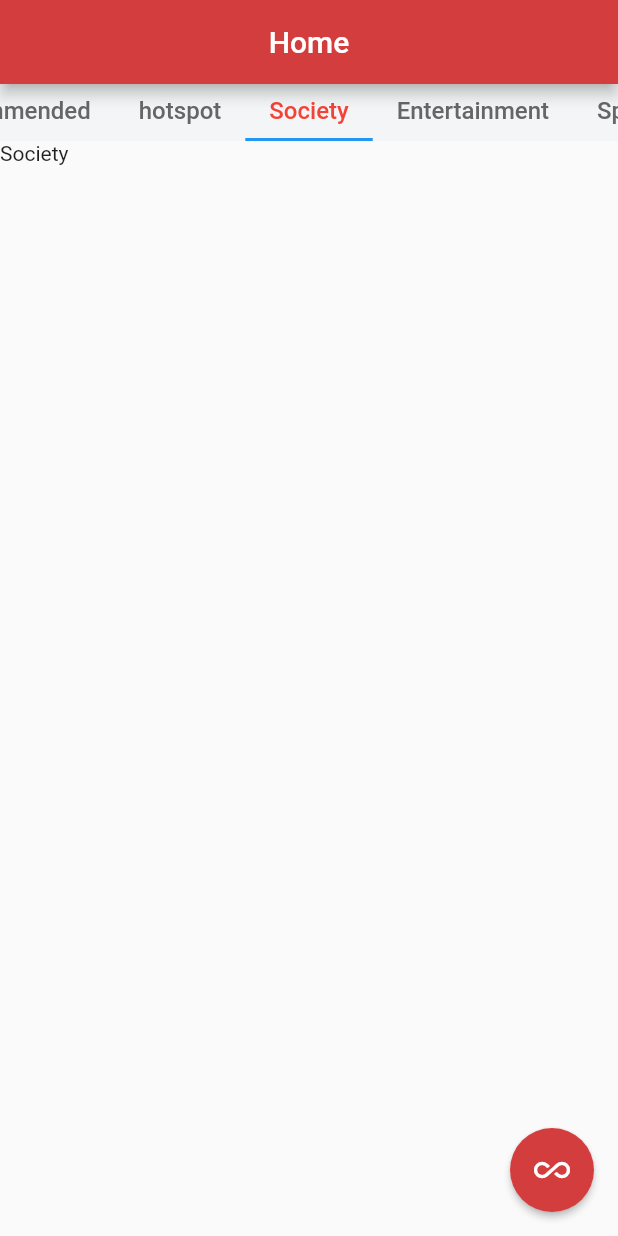
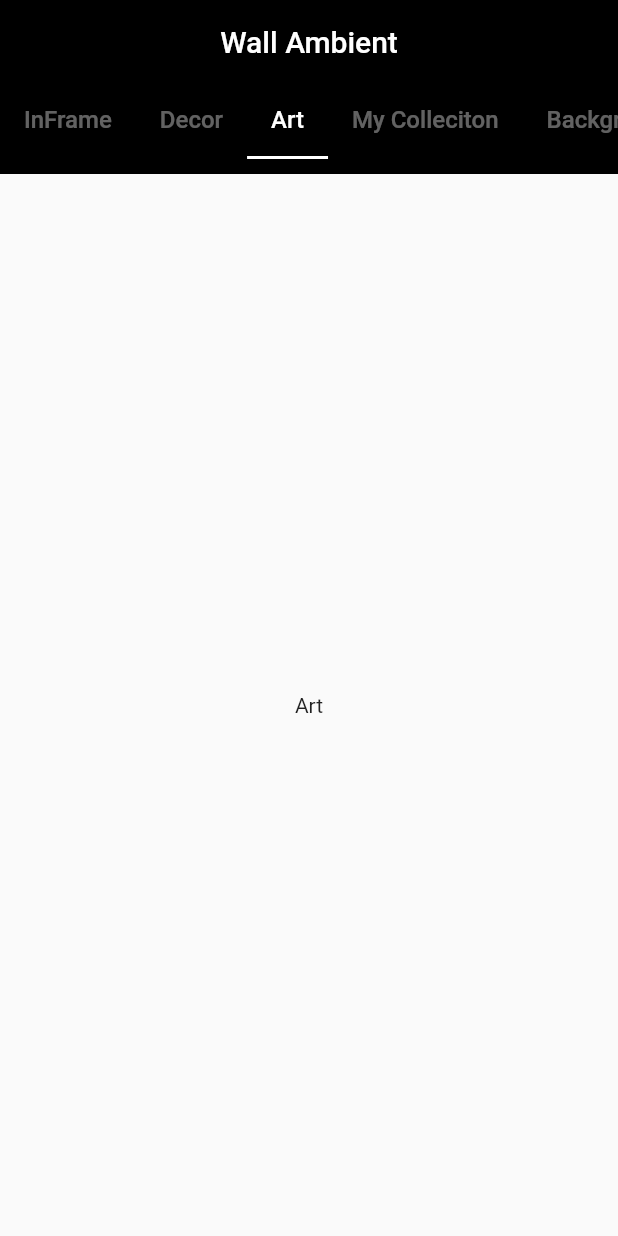
Before and after one commit to younghyunk/kata-flutter, a Flutter app: the screen it shows after launch, tab 3 chosen, on a phone screen of 412 x 824 dp. Run offline on Flutter 3.47's test engine with Material 2 defaults, Android fonts, the phone set to English and light mode, and no system bars.

Commit message:
make look like ambient home

```diff
--- a/tabbar_pageview/lib/main.dart
+++ b/tabbar_pageview/lib/main.dart
@@ -5,7 +5,6 @@ void main() {
 }
 
 class MyApp extends StatelessWidget {
-  // This widget is the root of your application.
   @override
   Widget build(BuildContext context) {
     return MaterialApp(
@@ -23,116 +22,94 @@ class MyHomePage extends StatefulWidget {
   State<StatefulWidget> createState() => HomeState();
 }
 
-class TabTitle {
-  String title;
-  int id;
-
-  TabTitle(this.title, this.id);
+class AmbientCategory {
+  String name;
+  AmbientCategory(this.name);
 }
 
 class HomeState extends State<MyHomePage> with SingleTickerProviderStateMixin {
-  TabController mTabController;
-  PageController mPageController = PageController(initialPage: 0);
-  List<TabTitle> tabList;
-  var currentPage = 0;
-  var isPageCanChanged = true;
+  TabController _tabController;
+  PageController _pageController = PageController(initialPage: 0);
+  List<AmbientCategory> _tabList;
+  var _isPageCanChange = true;
 
   @override
   void initState() {
     super.initState();
     initTabData();
-    mTabController = TabController(
-      length: tabList.length,
+    _tabController = TabController(
+      length: _tabList.length,
       vsync: this,
     );
 
-    mTabController.addListener(() {
-      //TabBar listener
-      if (mTabController.indexIsChanging) {
-        print(mTabController.index);
-        onPageChange(mTabController.index, p: mPageController);
+    _tabController.addListener(() {
+      if (_tabController.indexIsChanging) {
+        print(_tabController.index);
+        onPageChanged(_tabController.index);
       }
     });
   }
 
   initTabData() {
-    tabList = [
-      TabTitle('recommended', 10),
-      TabTitle('hotspot', 0),
-      TabTitle('Society', 1),
-      TabTitle('Entertainment', 2),
-      TabTitle('Sports', 3),
-      TabTitle(' ', 4),
-      TabTitle('Technology', 5),
-      TabTitle(' ', 6),
-      TabTitle('Fashion', 7)
+    _tabList = [
+      AmbientCategory('InFrame'),
+      AmbientCategory('Decor'),
+      AmbientCategory('Art'),
+      AmbientCategory('My Colleciton'),
+      AmbientCategory('Background Theme')
     ];
   }
 
-  onPageChange(int index, {PageController p, TabController t}) async {
-    if (p != null) {
-      //determine which switch is
-      isPageCanChanged = false;
-      await mPageController.animateToPage(index,
-          duration: Duration(milliseconds: 500),
-          curve: Curves
-              .ease); //Wait for pageview to switch, then release pageivew listener
-      isPageCanChanged = true;
-    } else {
-      mTabController.animateTo(index); //Switch Tabbar
-    }
+  onPageChanged(int index) async {
+    if (!_isPageCanChange) return;
+
+    _isPageCanChange = false;
+    await _pageController.animateToPage(
+      index,
+      duration: Duration(milliseconds: 500),
+      curve: Curves.ease,
+    );
+    _isPageCanChange = true;
   }
 
   @override
   void dispose() {
     super.dispose();
-    mTabController.dispose();
+    _tabController.dispose();
   }
 
   @override
   Widget build(BuildContext context) {
     return Scaffold(
       appBar: AppBar(
-        title: Text("Home"),
-        backgroundColor: Color(0xffd43d3d),
-      ),
-      floatingActionButton: FloatingActionButton(
-        child: Icon(Icons.all_inclusive),
-        backgroundColor: Color(0xffd43d3d),
-        elevation: 2.0,
-        highlightElevation: 2.0,
-        onPressed: () {},
+        title: Text("Wall Ambient"),
+        backgroundColor: Colors.black,
       ),
       body: Column(
         children: <Widget>[
           Container(
-            color: Color(0xfff4f5f6),
-            height: 38.0,
+            color: Colors.black,
+            height: 50,
             child: TabBar(
               isScrollable: true,
-              controller: mTabController,
-              labelColor: Colors.red,
-              unselectedLabelColor: Color(0xff666666),
+              controller: _tabController,
+              indicatorColor: Colors.white,
+              unselectedLabelColor: Colors.white38,
               labelStyle: TextStyle(fontSize: 16.0),
-              tabs: tabList.map((item) {
-                return Tab(
-                  text: item.title,
-                );
-              }).toList(),
+              tabs: _tabList.map((item) => Tab(text: item.name)).toList(),
             ),
           ),
+          Container(
+            color: Colors.black,
+            height: 10,
+          ),
           Expanded(
-            child: PageView.builder(
-              itemCount: tabList.length,
-              onPageChanged: (index) {
-                if (isPageCanChanged) {
-                  onPageChange(index);
-                }
-              },
-              controller: mPageController,
-              itemBuilder: (BuildContext context, int index) {
-                return Text(tabList[index].title);
-              },
+            child: PageView(
+              physics: NeverScrollableScrollPhysics(),
+              controller: _pageController,
+              children: _tabList
+                  .map((item) => Center(child: Text(item.name)))
+                  .toList(),
             ),
           )
         ],
```
